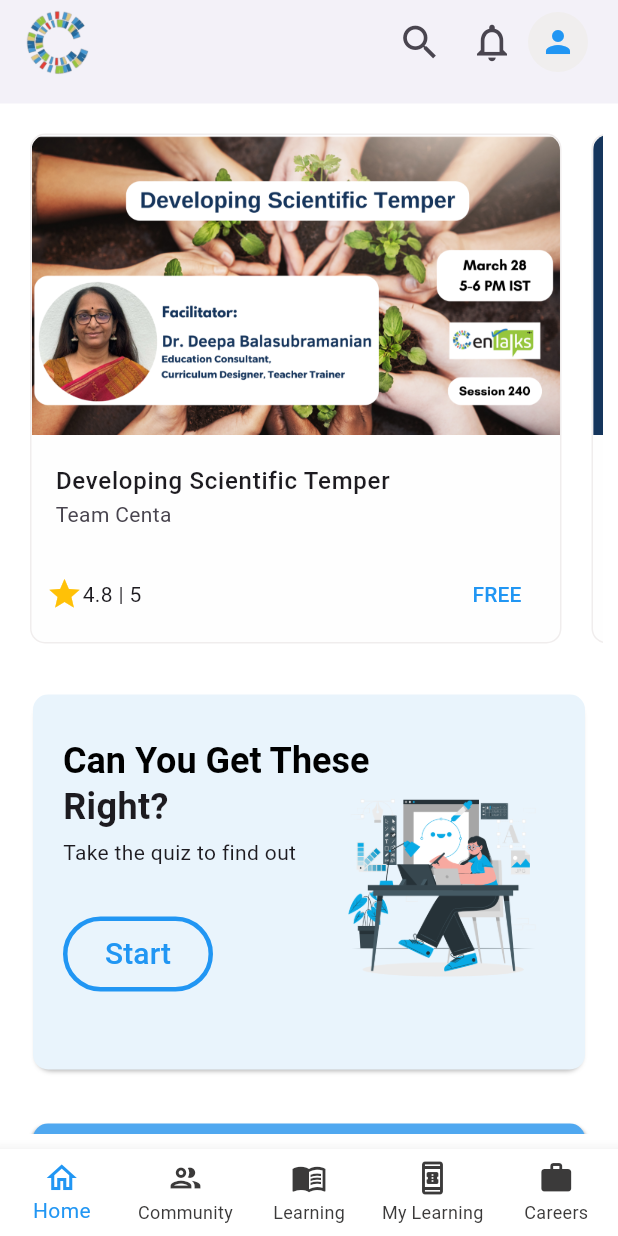
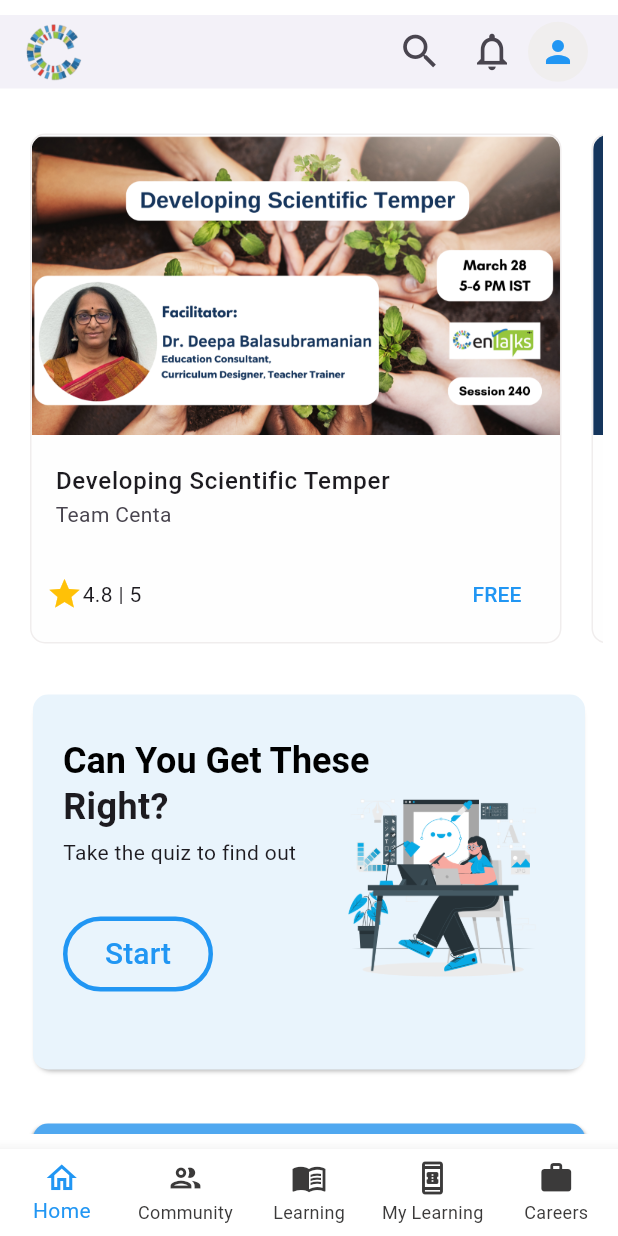
Before and after one commit to Athulolikkal/flutter_clone_centa, a Flutter app: the screen it shows after launch, scrolled down 576 dp, on a phone screen of 412 x 824 dp. Run offline on Flutter 3.47's test engine with Material 3 defaults, Android fonts, the phone set to English and light mode, and no system bars; our stand-ins replace flutter_speed_dial.

```diff
--- a/lib/screens/home_screen.dart
+++ b/lib/screens/home_screen.dart
@@ -28,7 +28,7 @@
                     Text(
                       'Trending Searches',
                       style:
-                          TextStyle(fontSize: 20, fontWeight: FontWeight.bold),
+                          TextStyle(fontSize: 16, fontWeight: FontWeight.bold),
                     ),
                     Icon(Icons.arrow_outward_outlined),
                   ]),
@@ -36,7 +36,7 @@
                       onPressed: () {},
                       child: const Text(
                         'All Topics',
-                        style: TextStyle(fontSize: 18, color: Colors.blue),
+                        style: TextStyle(fontSize: 14, color: Colors.blue),
                       ))
                 ],
               ),
@@ -54,13 +54,13 @@
                 children: [
                   const Text(
                     'Recommended for You',
-                    style: TextStyle(fontSize: 20, fontWeight: FontWeight.bold),
+                    style: TextStyle(fontSize: 16, fontWeight: FontWeight.bold),
                   ),
                   TextButton(
                       onPressed: () {},
                       child: const Text(
                         'View All',
-                        style: TextStyle(fontSize: 18, color: Colors.blue),
+                        style: TextStyle(fontSize: 14, color: Colors.blue),
                       ))
                 ],
               ),
--- a/lib/widgets/app_bar.dart
+++ b/lib/widgets/app_bar.dart
@@ -6,12 +6,14 @@
   Size get preferredSize => const Size.fromHeight(69.0);
   @override
   Widget build(BuildContext context) {
-    return AppBar(
+    return Padding(
+      padding: const EdgeInsets.symmetric(vertical: 10),
+      child: AppBar(
         backgroundColor: Colors.white,
         // toolbarHeight: 80,
         title: Image.asset(
           'assets/images/centa_C_logo.png',
-        width: 45,
+          width: 40,
         ),
         actions: [
           IconButton(
@@ -35,6 +37,7 @@
             width: 20,
           )
         ],
+      ),
     );
   }
 }
--- a/lib/widgets/community_screen/explore_widget.dart
+++ b/lib/widgets/community_screen/explore_widget.dart
@@ -20,12 +20,12 @@
                         leading: CircleAvatar(
                           backgroundImage:
                               NetworkImage(communityPost[index]['profile_img']),
-                          radius: 30,
+                          radius: 25,
                         ),
                         title: Text(
                           communityPost[index]['user_name'],
                           style: const TextStyle(
-                              fontSize: 18, fontWeight: FontWeight.w500),
+                              fontSize: 16, fontWeight: FontWeight.w500),
                         ),
                         subtitle:
                             Text("${communityPost[index]['time_ago']} ago"),
--- a/lib/widgets/home_screen/start_widget.dart
+++ b/lib/widgets/home_screen/start_widget.dart
@@ -87,7 +87,6 @@
                             flex: 5,
                             child: Image.asset(
                               'assets/images/online_education.png',
-                              // width: 140,
                               height: 140,
                               fit: BoxFit.cover,
                             ),
--- a/lib/widgets/home_screen/trending_searches.dart
+++ b/lib/widgets/home_screen/trending_searches.dart
@@ -55,7 +55,7 @@
                 overflow: TextOverflow.ellipsis,
                 maxLines: 1,
                 style: const TextStyle(
-                    color: Colors.black, fontWeight: FontWeight.bold),
+                    color: Colors.black, fontWeight: FontWeight.bold,fontSize: 14),
               ),
               subtitle: Column(
                 crossAxisAlignment: CrossAxisAlignment.start,
```
Also changed, not shown: lib/screens/community_screen.dart (+11 -2 lines), lib/widgets/community_screen/mygroup_widget.dart (+61 -16 lines). Lines whose indentation alone changed are shown as unchanged.
